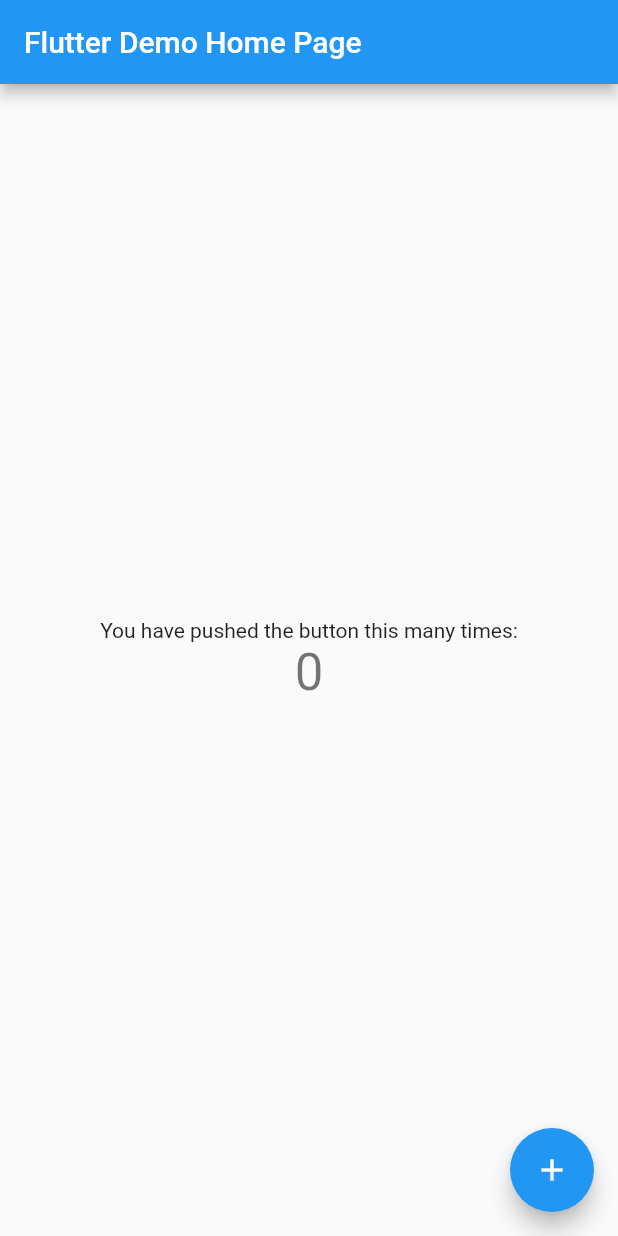
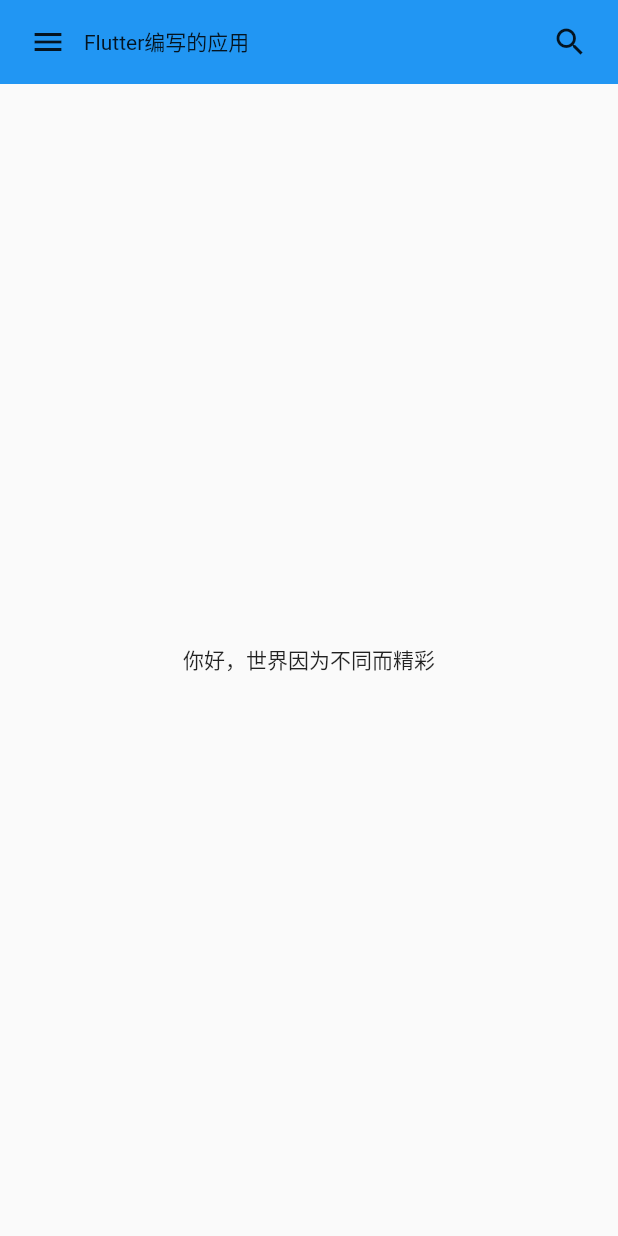
Before and after one commit to galagaygay/flutter_demo, a Flutter app: the screen it shows after launch, on a phone screen of 412 x 824 dp. Run offline on Flutter 3.47's test engine with Material 2 defaults, Android fonts, the phone set to English and light mode, and no system bars.

Commit message:
编写自己的案例

```diff
--- a/lib/main.dart
+++ b/lib/main.dart
@@ -1,109 +1,86 @@
 import 'package:flutter/material.dart';
 
-void main() => runApp(new MyApp());
+//Dart程序执行的主入口，就像java中的main函数一样
+void main() {
+  //runApp函数强制将根控件覆盖屏幕
+  runApp(
+      new MaterialApp(
+        title: "Demo",
+        //指定app启动进入的根节点视图
+        home: new MainScaffold(),
+      )
+  );
+}
 
-class MyApp extends StatelessWidget {
-  // This widget is the root of your application.
+//定义标题栏
+class MyAppBar extends StatelessWidget {
+  final Widget title;
+
+  MyAppBar({this.title});
+
   @override
   Widget build(BuildContext context) {
-    return new MaterialApp(
-      title: 'Flutter Demo',
-      theme: new ThemeData(
-        // This is the theme of your application.
-        //
-        // Try running your application with "flutter run". You'll see the
-        // application has a blue toolbar. Then, without quitting the app, try
-        // changing the primarySwatch below to Colors.green and then invoke
-        // "hot reload" (press "r" in the console where you ran "flutter run",
-        // or press Run > Flutter Hot Reload in IntelliJ). Notice that the
-        // counter didn't reset back to zero; the application is not restarted.
-        primarySwatch: Colors.blue,
+    return new Container(
+      height: 56.0,
+      padding: const EdgeInsets.symmetric(horizontal: 8.0),
+      decoration: new BoxDecoration(
+          color: Colors.blue[500]
       ),
-      home: new MyHomePage(title: 'Flutter Demo Home Page'),
+      child: new Row(
+        children: <Widget>[
+          new IconButton(
+              icon: new Icon(Icons.menu),
+              tooltip: "导航菜单",
+              onPressed: () {
+
+              }),
+          new Expanded(child: title),
+          new IconButton(
+              icon: new Icon(Icons.search),
+              tooltip: "搜索",
+              onPressed: () {
+                showDialog(
+                    context: context,
+                    child: new AlertDialog(
+                      title: new Text("这是标题"),
+                      content: new Text("这是提示信息"),
+                    )
+                );
+              }
+          )
+        ],
+      ),
     );
   }
 }
 
-class MyHomePage extends StatefulWidget {
-  MyHomePage({Key key, this.title}) : super(key: key);
+//定义全局的文本控件
+var mTextView = new Text("你好，世界因为不同而精彩");
 
-  // This widget is the home page of your application. It is stateful, meaning
-  // that it has a State object (defined below) that contains fields that affect
-  // how it looks.
+//定义行视图中的子元素
+//var mColumnChildren=new List<Widget>{mTextView};
 
-  // This class is the configuration for the state. It holds the values (in this
-  // case the title) provided by the parent (in this case the App widget) and
-  // used by the build method of the State. Fields in a Widget subclass are
-  // always marked "final".
+//定义一个行视图
+var mColumn = new Column(
+  children: <Widget>[
+    new MyAppBar(
+      title: new Text("Flutter编写的应用"),
+    ),
+    new Expanded(
+        child: new Center(
+          child: mTextView,
+        )
+    )
+  ],
+);
 
-  final String title;
 
-  @override
-  _MyHomePageState createState() => new _MyHomePageState();
-}
-
-class _MyHomePageState extends State<MyHomePage> {
-  int _counter = 0;
-
-  void _incrementCounter() {
-    setState(() {
-      // This call to setState tells the Flutter framework that something has
-      // changed in this State, which causes it to rerun the build method below
-      // so that the display can reflect the updated values. If we changed
-      // _counter without calling setState(), then the build method would not be
-      // called again, and so nothing would appear to happen.
-      _counter++;
-    });
-  }
-
+//定义主的脚手架页面
+class MainScaffold extends StatelessWidget {
   @override
   Widget build(BuildContext context) {
-    // This method is rerun every time setState is called, for instance as done
-    // by the _incrementCounter method above.
-    //
-    // The Flutter framework has been optimized to make rerunning build methods
-    // fast, so that you can just rebuild anything that needs updating rather
-    // than having to individually change instances of widgets.
-    return new Scaffold(
-      appBar: new AppBar(
-        // Here we take the value from the MyHomePage object that was created by
-        // the App.build method, and use it to set our appbar title.
-        title: new Text(widget.title),
-      ),
-      body: new Center(
-        // Center is a layout widget. It takes a single child and positions it
-        // in the middle of the parent.
-        child: new Column(
-          // Column is also layout widget. It takes a list of children and
-          // arranges them vertically. By default, it sizes itself to fit its
-          // children horizontally, and tries to be as tall as its parent.
-          //
-          // Invoke "debug paint" (press "p" in the console where you ran
-          // "flutter run", or select "Toggle Debug Paint" from the Flutter tool
-          // window in IntelliJ) to see the wireframe for each widget.
-          //
-          // Column has various properties to control how it sizes itself and
-          // how it positions its children. Here we use mainAxisAlignment to
-          // center the children vertically; the main axis here is the vertical
-          // axis because Columns are vertical (the cross axis would be
-          // horizontal).
-          mainAxisAlignment: MainAxisAlignment.center,
-          children: <Widget>[
-            new Text(
-              'You have pushed the button this many times:',
-            ),
-            new Text(
-              '$_counter',
-              style: Theme.of(context).textTheme.display1,
-            ),
-          ],
-        ),
-      ),
-      floatingActionButton: new FloatingActionButton(
-        onPressed: _incrementCounter,
-        tooltip: '增量',
-        child: new Icon(Icons.add),
-      ), // This trailing comma makes auto-formatting nicer for build methods.
+    return new Material(
+      child: mColumn,
     );
   }
 }
```
Also changed, not shown: 1 other file.
